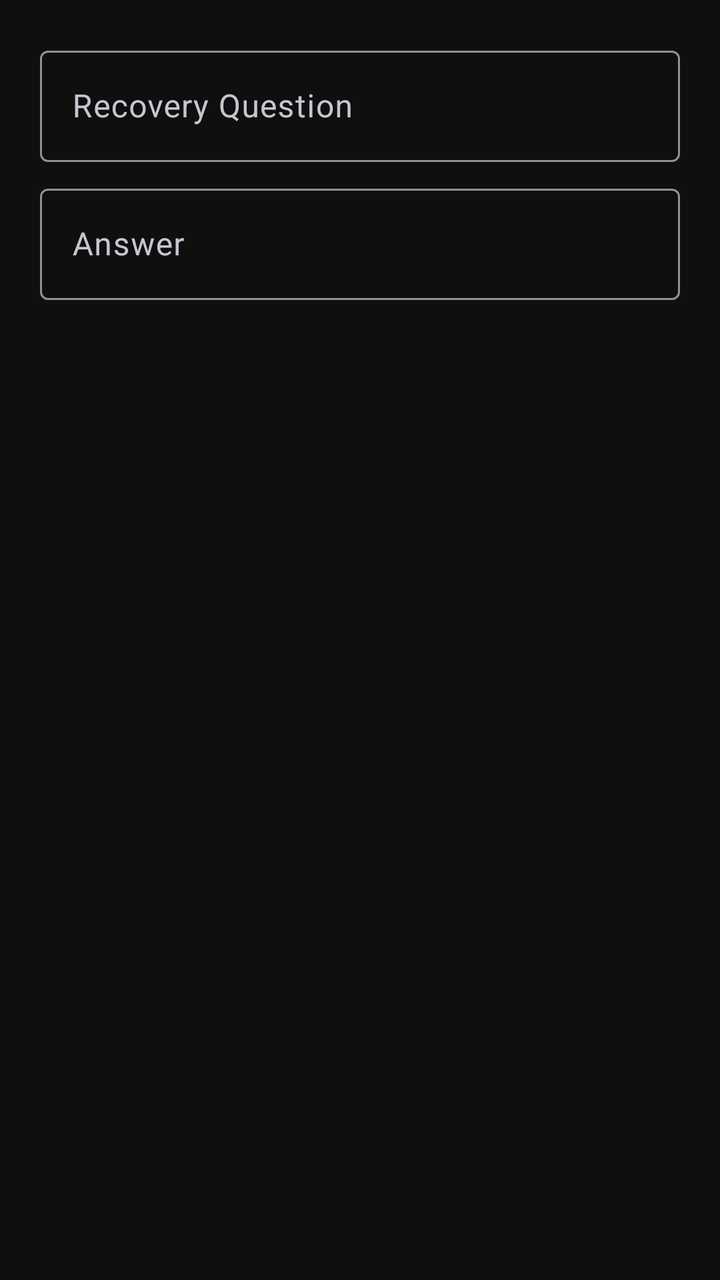
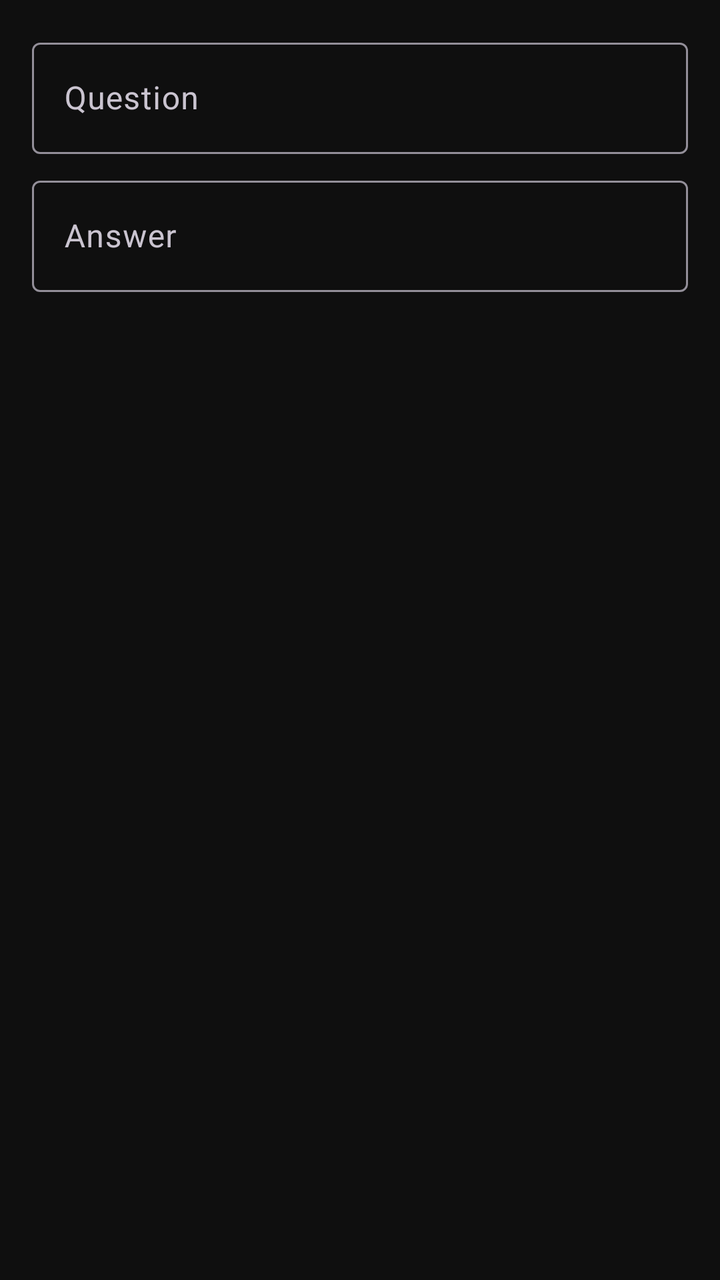

An Android layout rendered at two revisions. The XML below is the earlier revision; the diff shows what the commit changed to produce the second picture.
<!-- AndroidManifest.xml: application theme Theme.ShadowCalc -->
<!-- res/layout/dialog_recovery.xml -->
<?xml version="1.0" encoding="utf-8"?>
<LinearLayout xmlns:android="http://schemas.android.com/apk/res/android"
    android:layout_width="match_parent"
    android:layout_height="wrap_content"
    android:orientation="vertical"
    android:padding="20dp">

    <com.google.android.material.textfield.TextInputLayout
        android:layout_width="match_parent"
        android:layout_height="wrap_content"
        android:hint="Recovery Question">
        <com.google.android.material.textfield.TextInputEditText
            android:id="@+id/etQuestion"
            android:layout_width="match_parent"
            android:layout_height="wrap_content"
            android:textColor="@color/text_primary" />
    </com.google.android.material.textfield.TextInputLayout>

    <com.google.android.material.textfield.TextInputLayout
        android:layout_width="match_parent"
        android:layout_height="wrap_content"
        android:hint="Answer"
        android:layout_marginTop="8dp">
        <com.google.android.material.textfield.TextInputEditText
            android:id="@+id/etAnswer"
            android:layout_width="match_parent"
            android:layout_height="wrap_content"
            android:textColor="@color/text_primary" />
    </com.google.android.material.textfield.TextInputLayout>
</LinearLayout>
<!-- resources referenced by this layout -->
<resources>
  <color name="text_primary">#FFFFFF</color>
  <style name="Theme.ShadowCalc" parent="Theme.Material3.Dark.NoActionBar">
          <item name="colorPrimary">@color/accent</item>
          <item name="colorPrimaryDark">@color/bg_dark</item>
          <item name="colorAccent">@color/accent</item>
          <item name="android:windowBackground">@color/bg_dark</item>
          <item name="android:statusBarColor">@color/bg_dark</item>
          <item name="android:navigationBarColor">@color/bg_dark</item>
          <item name="android:windowLightStatusBar">false</item>
      </style>
  <color name="accent">#00E676</color>
  <color name="bg_dark">#0F0F0F</color>
</resources>

<!-- the commit's change to res/layout/dialog_recovery.xml (unified diff, before → after) -->
@@ -3,28 +3,28 @@
     android:layout_width="match_parent"
     android:layout_height="wrap_content"
     android:orientation="vertical"
-    android:padding="20dp">
+    android:padding="16dp">
 
     <com.google.android.material.textfield.TextInputLayout
         android:layout_width="match_parent"
         android:layout_height="wrap_content"
-        android:hint="Recovery Question">
+        android:hint="Question">
         <com.google.android.material.textfield.TextInputEditText
             android:id="@+id/etQuestion"
             android:layout_width="match_parent"
             android:layout_height="wrap_content"
-            android:textColor="@color/text_primary" />
+            android:inputType="text" />
     </com.google.android.material.textfield.TextInputLayout>
 
     <com.google.android.material.textfield.TextInputLayout
         android:layout_width="match_parent"
         android:layout_height="wrap_content"
-        android:hint="Answer"
-        android:layout_marginTop="8dp">
+        android:layout_marginTop="8dp"
+        android:hint="Answer">
         <com.google.android.material.textfield.TextInputEditText
             android:id="@+id/etAnswer"
             android:layout_width="match_parent"
             android:layout_height="wrap_content"
-            android:textColor="@color/text_primary" />
+            android:inputType="text" />
     </com.google.android.material.textfield.TextInputLayout>
 </LinearLayout>
<!-- resource entries referenced after the edit -->
@@ -1,6 +1,5 @@
 <!-- resources referenced by this layout -->
 <resources>
-  <color name="text_primary">#FFFFFF</color>
   <style name="Theme.ShadowCalc" parent="Theme.Material3.Dark.NoActionBar">
           <item name="colorPrimary">@color/accent</item>
           <item name="colorPrimaryDark">@color/bg_dark</item>
